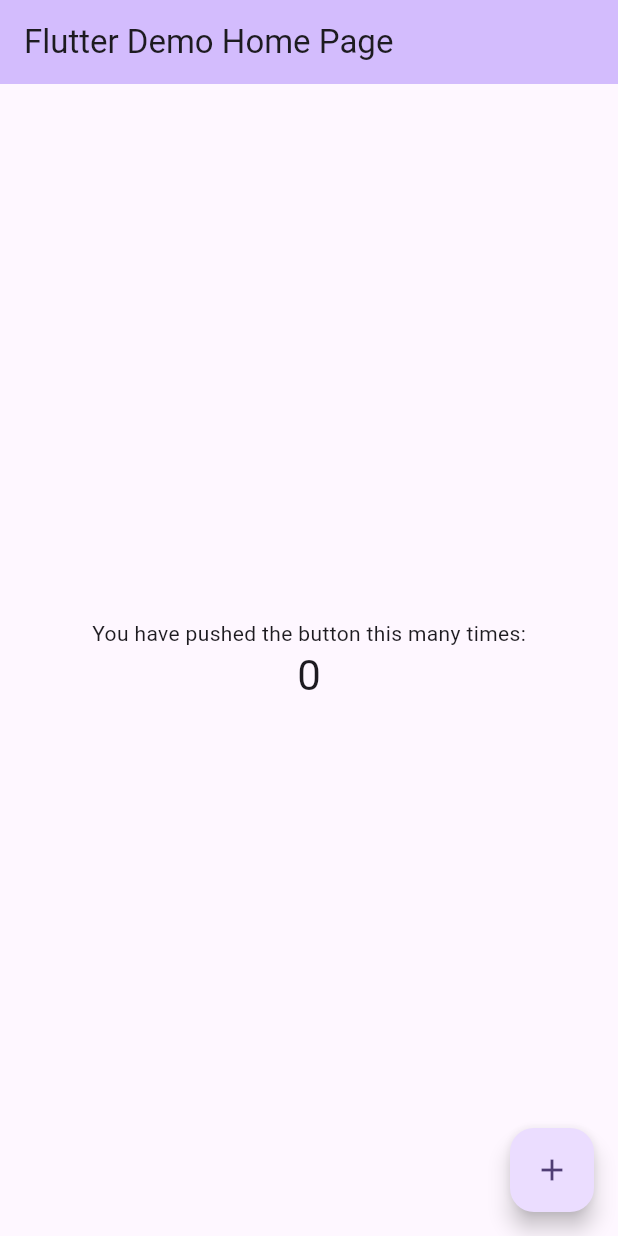
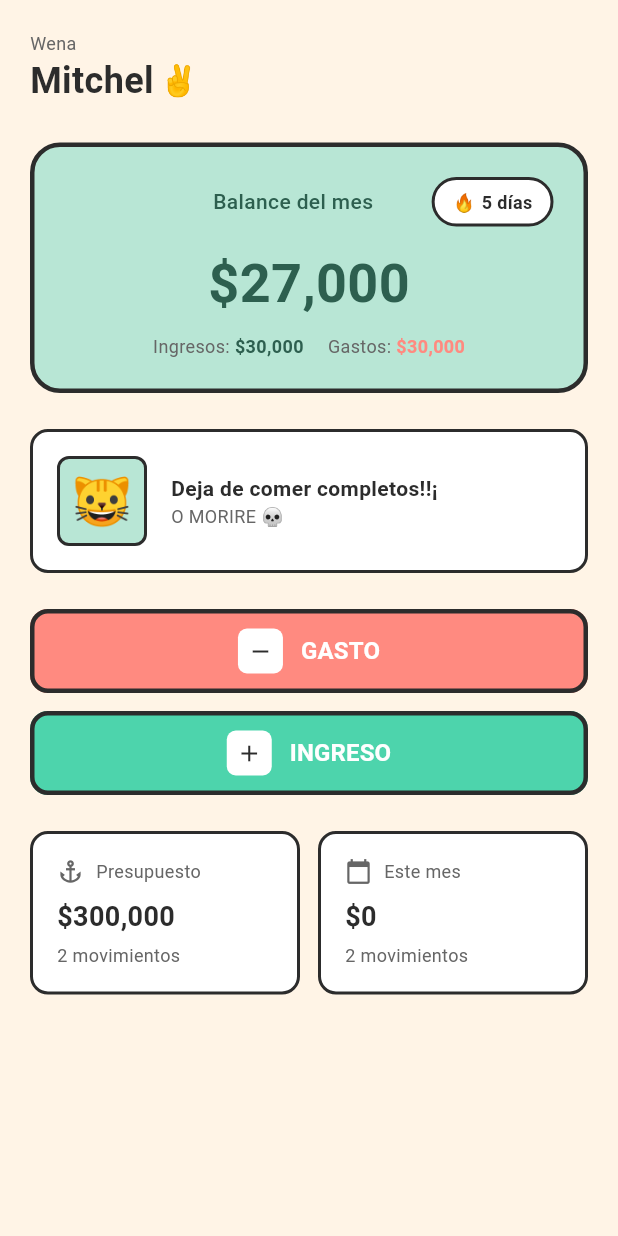
Before and after one commit to michifeli/miauni, a Flutter app: the screen it shows after launch, on a phone screen of 412 x 824 dp. Run offline on Flutter 3.47's test engine with Material 3 defaults, Android fonts, the phone set to English and light mode, and no system bars.

Commit message:
feat(home): build initial home screen layout

```diff
--- a/lib/main.dart
+++ b/lib/main.dart
@@ -1,4 +1,6 @@
 import 'package:flutter/material.dart';
+import 'screens/home_screen.dart';
+import 'styles/colors.dart';
 
 void main() {
   runApp(const MyApp());
@@ -7,116 +9,20 @@ void main() {
 class MyApp extends StatelessWidget {
   const MyApp({super.key});
 
-  // This widget is the root of your application.
   @override
   Widget build(BuildContext context) {
     return MaterialApp(
-      title: 'Flutter Demo',
+      title: 'Miauni',
+      debugShowCheckedModeBanner: false,
       theme: ThemeData(
-        // This is the theme of your application.
-        //
-        // TRY THIS: Try running your application with "flutter run". You'll see
-        // the application has a purple toolbar. Then, without quitting the app,
-        // try changing the seedColor in the colorScheme below to Colors.green
-        // and then invoke "hot reload" (save your changes or press the "hot
-        // reload" button in a Flutter-supported IDE, or press "r" if you used
-        // the command line to start the app).
-        //
-        // Notice that the counter didn't reset back to zero; the application
-        // state is not lost during the reload. To reset the state, use hot
-        // restart instead.
-        //
-        // This works for code too, not just values: Most code changes can be
-        // tested with just a hot reload.
-        colorScheme: .fromSeed(seedColor: Colors.deepPurple),
+        colorScheme: ColorScheme.fromSeed(
+          seedColor: AppColors.teal,
+          background: AppColors.background,
+        ),
+        useMaterial3: true,
+        fontFamily: 'Roboto',
       ),
-      home: const MyHomePage(title: 'Flutter Demo Home Page'),
+      home: const HomeScreen(),
     );
   }
 }
-
-class MyHomePage extends StatefulWidget {
-  const MyHomePage({super.key, required this.title});
-
-  // This widget is the home page of your application. It is stateful, meaning
-  // that it has a State object (defined below) that contains fields that affect
-  // how it looks.
-
-  // This class is the configuration for the state. It holds the values (in this
-  // case the title) provided by the parent (in this case the App widget) and
-  // used by the build method of the State. Fields in a Widget subclass are
-  // always marked "final".
-
-  final String title;
-
-  @override
-  State<MyHomePage> createState() => _MyHomePageState();
-}
-
-class _MyHomePageState extends State<MyHomePage> {
-  int _counter = 0;
-
-  void _incrementCounter() {
-    setState(() {
-      // This call to setState tells the Flutter framework that something has
-      // changed in this State, which causes it to rerun the build method below
-      // so that the display can reflect the updated values. If we changed
-      // _counter without calling setState(), then the build method would not be
-      // called again, and so nothing would appear to happen.
-      _counter++;
-    });
-  }
-
-  @override
-  Widget build(BuildContext context) {
-    // This method is rerun every time setState is called, for instance as done
-    // by the _incrementCounter method above.
-    //
-    // The Flutter framework has been optimized to make rerunning build methods
-    // fast, so that you can just rebuild anything that needs updating rather
-    // than having to individually change instances of widgets.
-    return Scaffold(
-      appBar: AppBar(
-        // TRY THIS: Try changing the color here to a specific color (to
-        // Colors.amber, perhaps?) and trigger a hot reload to see the AppBar
-        // change color while the other colors stay the same.
-        backgroundColor: Theme.of(context).colorScheme.inversePrimary,
-        // Here we take the value from the MyHomePage object that was created by
-        // the App.build method, and use it to set our appbar title.
-        title: Text(widget.title),
-      ),
-      body: Center(
-        // Center is a layout widget. It takes a single child and positions it
-        // in the middle of the parent.
-        child: Column(
-          // Column is also a layout widget. It takes a list of children and
-          // arranges them vertically. By default, it sizes itself to fit its
-          // children horizontally, and tries to be as tall as its parent.
-          //
-          // Column has various properties to control how it sizes itself and
-          // how it positions its children. Here we use mainAxisAlignment to
-          // center the children vertically; the main axis here is the vertical
-          // axis because Columns are vertical (the cross axis would be
-          // horizontal).
-          //
-          // TRY THIS: Invoke "debug painting" (choose the "Toggle Debug Paint"
-          // action in the IDE, or press "p" in the console), to see the
-          // wireframe for each widget.
-          mainAxisAlignment: .center,
-          children: [
-            const Text('You have pushed the button this many times:'),
-            Text(
-              '$_counter',
-              style: Theme.of(context).textTheme.headlineMedium,
-            ),
-          ],
-        ),
-      ),
-      floatingActionButton: FloatingActionButton(
-        onPressed: _incrementCounter,
-        tooltip: 'Increment',
-        child: const Icon(Icons.add),
-      ),
-    );
-  }
-}
--- /dev/null
+++ b/lib/screens/home_screen.dart
@@ -0,0 +1,144 @@
+import 'package:flutter/material.dart';
+import '../styles/colors.dart';
+import '../styles/text_styles.dart';
+import '../widgets/balance_card.dart';
+import '../widgets/action_button.dart';
+import '../widgets/budget_card.dart';
+
+class HomeScreen extends StatelessWidget {
+  const HomeScreen({super.key});
+
+  @override
+  Widget build(BuildContext context) {
+    return Scaffold(
+      backgroundColor: AppColors.background,
+      body: SafeArea(
+        child: Padding(
+          padding: const EdgeInsets.all(20.0),
+          child: Column(
+            crossAxisAlignment: CrossAxisAlignment.start,
+            children: [
+              // Header
+              Row(
+                mainAxisAlignment: MainAxisAlignment.spaceBetween,
+                children: [
+                  Column(
+                    crossAxisAlignment: CrossAxisAlignment.start,
+                    children: [
+                      Text(
+                        'Wena',
+                        style: AppTextStyles.caption.copyWith(
+                          color: AppColors.textSecondary,
+                        ),
+                      ),
+                      Row(
+                        children: [
+                          Text('Mitchel', style: AppTextStyles.heading2),
+                          const SizedBox(width: 4),
+                          const Text('✌️', style: TextStyle(fontSize: 20)),
+                        ],
+                      ),
+                    ],
+                  ),
+                ],
+              ),
+              const SizedBox(height: 24),
+
+              // Balance Card
+              const BalanceCard(
+                balance: 27000,
+                income: 30000,
+                expense: 30000,
+                daysLeft: 5,
+              ),
+              const SizedBox(height: 24),
+
+              // Pixel Cat Message
+              Container(
+                padding: const EdgeInsets.all(16),
+                decoration: BoxDecoration(
+                  color: Colors.white,
+                  borderRadius: BorderRadius.circular(12),
+                  border: Border.all(color: AppColors.borderDark, width: 2),
+                ),
+                child: Row(
+                  children: [
+                    // Pixel cat image (usando un placeholder por ahora)
+                    Container(
+                      width: 60,
+                      height: 60,
+                      decoration: BoxDecoration(
+                        color: AppColors.mintGreen,
+                        borderRadius: BorderRadius.circular(8),
+                        border: Border.all(
+                          color: AppColors.borderDark,
+                          width: 2,
+                        ),
+                      ),
+                      child: Center(
+                        child: Text('🐱', style: TextStyle(fontSize: 32)),
+                      ),
+                    ),
+                    const SizedBox(width: 16),
+                    Expanded(
+                      child: Column(
+                        crossAxisAlignment: CrossAxisAlignment.start,
+                        children: [
+                          Text(
+                            'Deja de comer completos!!¡',
+                            style: AppTextStyles.bodyBold,
+                          ),
+                          Text('O MORIRE 💀', style: AppTextStyles.caption),
+                        ],
+                      ),
+                    ),
+                  ],
+                ),
+              ),
+              const SizedBox(height: 24),
+
+              // Action Buttons
+              ActionButton(
+                label: 'GASTO',
+                icon: Icons.remove,
+                backgroundColor: AppColors.coral,
+                onPressed: () {
+                  // TODO: Implementar navegación a agregar gasto
+                },
+              ),
+              const SizedBox(height: 12),
+              ActionButton(
+                label: 'INGRESO',
+                icon: Icons.add,
+                backgroundColor: AppColors.teal,
+                onPressed: () {
+                  // TODO: Implementar navegación a agregar ingreso
+                },
+              ),
+              const SizedBox(height: 24),
+
+              // Budget Cards
+              Row(
+                children: [
+                  BudgetCard(
+                    label: 'Presupuesto',
+                    icon: Icons.anchor,
+                    amount: 300000,
+                    subtitle: '2 movimientos',
+                  ),
+                  const SizedBox(width: 12),
+                  BudgetCard(
+                    label: 'Este mes',
+                    icon: Icons.calendar_today,
+                    amount: 0,
+                    subtitle: '2 movimientos',
+                  ),
+                ],
+              ),
+            ],
+          ),
+        ),
+      ),
+    );
+  }
+}
```
